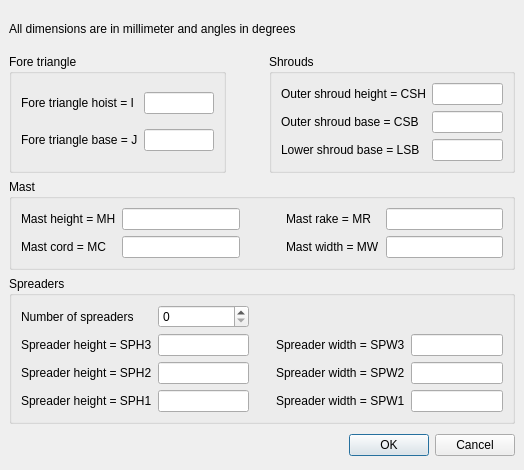
sailcut/sailcut, file src/formrigdefbase.ui: the form before one commit.
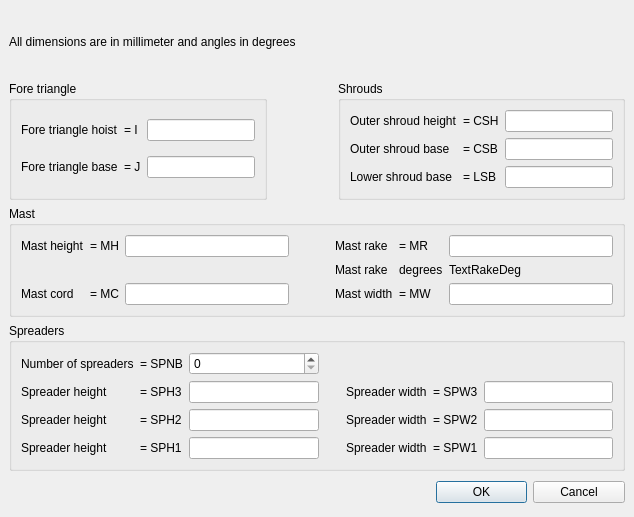
The form after the commit.

Commit message: finished form rig

What changed in the file:
```diff
--- a/src/formrigdefbase.ui
+++ b/src/formrigdefbase.ui
@@ -5,8 +5,8 @@
    <rect>
     <x>0</x>
     <y>0</y>
-    <width>524</width>
-    <height>470</height>
+    <width>634</width>
+    <height>517</height>
    </rect>
   </property>
   <property name="windowTitle" >
@@ -19,7 +19,393 @@
    <property name="spacing" >
     <number>6</number>
    </property>
-   <item row="3" column="0" colspan="3" >
+   <item row="4" column="0" colspan="3" >
+    <spacer>
+     <property name="orientation" >
+      <enum>Qt::Horizontal</enum>
+     </property>
+     <property name="sizeHint" >
+      <size>
+       <width>131</width>
+       <height>31</height>
+      </size>
+     </property>
+    </spacer>
+   </item>
+   <item row="4" column="3" >
+    <widget class="QPushButton" name="okButton" >
+     <property name="text" >
+      <string>OK</string>
+     </property>
+    </widget>
+   </item>
+   <item row="4" column="4" >
+    <widget class="QPushButton" name="cancelButton" >
+     <property name="text" >
+      <string>Cancel</string>
+     </property>
+    </widget>
+   </item>
+   <item row="0" column="0" colspan="5" >
+    <widget class="QLabel" name="label" >
+     <property name="sizePolicy" >
+      <sizepolicy>
+       <hsizetype>5</hsizetype>
+       <vsizetype>5</vsizetype>
+       <horstretch>0</horstretch>
+       <verstretch>0</verstretch>
+      </sizepolicy>
+     </property>
+     <property name="minimumSize" >
+      <size>
+       <width>200</width>
+       <height>40</height>
+      </size>
+     </property>
+     <property name="text" >
+      <string>All dimensions are in millimeter and angles in degrees</string>
+     </property>
+    </widget>
+   </item>
+   <item row="1" column="0" >
+    <widget class="QGroupBox" name="groupBox" >
+     <property name="title" >
+      <string>Fore triangle</string>
+     </property>
+     <layout class="QGridLayout" >
+      <property name="margin" >
+       <number>9</number>
+      </property>
+      <property name="spacing" >
+       <number>6</number>
+      </property>
+      <item row="1" column="0" >
+       <widget class="QLabel" name="label_1_2" >
+        <property name="text" >
+         <string>Fore triangle base</string>
+        </property>
+       </widget>
+      </item>
+      <item row="0" column="0" >
+       <widget class="QLabel" name="label_1_1" >
+        <property name="text" >
+         <string>Fore triangle hoist</string>
+        </property>
+       </widget>
+      </item>
+      <item row="1" column="1" >
+       <widget class="QLabel" name="lbl_1_2" >
+        <property name="text" >
+         <string>= J</string>
+        </property>
+       </widget>
+      </item>
+      <item row="0" column="1" >
+       <widget class="QLabel" name="lbl_1_1" >
+        <property name="text" >
+         <string>= I</string>
+        </property>
+       </widget>
+      </item>
+      <item row="1" column="2" >
+       <widget class="QLineEdit" name="lEdit_J" >
+        <property name="sizePolicy" >
+         <sizepolicy>
+          <hsizetype>1</hsizetype>
+          <vsizetype>0</vsizetype>
+          <horstretch>0</horstretch>
+          <verstretch>0</verstretch>
+         </sizepolicy>
+        </property>
+        <property name="minimumSize" >
+         <size>
+          <width>70</width>
+          <height>0</height>
+         </size>
+        </property>
+       </widget>
+      </item>
+      <item row="0" column="2" >
+       <widget class="QLineEdit" name="lEdit_I" >
+        <property name="sizePolicy" >
+         <sizepolicy>
+          <hsizetype>1</hsizetype>
+          <vsizetype>0</vsizetype>
+          <horstretch>0</horstretch>
+          <verstretch>0</verstretch>
+         </sizepolicy>
+        </property>
+        <property name="minimumSize" >
+         <size>
+          <width>70</width>
+          <height>0</height>
+         </size>
+        </property>
+       </widget>
+      </item>
+     </layout>
+    </widget>
+   </item>
+   <item row="1" column="2" colspan="3" >
+    <widget class="QGroupBox" name="groupBox_3" >
+     <property name="title" >
+      <string>Shrouds</string>
+     </property>
+     <layout class="QGridLayout" >
+      <property name="margin" >
+       <number>9</number>
+      </property>
+      <property name="spacing" >
+       <number>6</number>
+      </property>
+      <item row="1" column="2" >
+       <widget class="QLineEdit" name="lEdit_CSB" >
+        <property name="minimumSize" >
+         <size>
+          <width>70</width>
+          <height>0</height>
+         </size>
+        </property>
+       </widget>
+      </item>
+      <item row="0" column="2" >
+       <widget class="QLineEdit" name="lEdit_CSH" >
+        <property name="sizePolicy" >
+         <sizepolicy>
+          <hsizetype>3</hsizetype>
+          <vsizetype>0</vsizetype>
+          <horstretch>0</horstretch>
+          <verstretch>0</verstretch>
+         </sizepolicy>
+        </property>
+        <property name="minimumSize" >
+         <size>
+          <width>70</width>
+          <height>0</height>
+         </size>
+        </property>
+       </widget>
+      </item>
+      <item row="2" column="2" >
+       <widget class="QLineEdit" name="lEdit_LSB" >
+        <property name="minimumSize" >
+         <size>
+          <width>70</width>
+          <height>0</height>
+         </size>
+        </property>
+       </widget>
+      </item>
+      <item row="0" column="0" >
+       <widget class="QLabel" name="label_3_1" >
+        <property name="text" >
+         <string>Outer shroud height</string>
+        </property>
+       </widget>
+      </item>
+      <item row="0" column="1" >
+       <widget class="QLabel" name="lbl_3_1" >
+        <property name="text" >
+         <string>= CSH</string>
+        </property>
+       </widget>
+      </item>
+      <item row="1" column="1" >
+       <widget class="QLabel" name="lbl_3_2" >
+        <property name="text" >
+         <string>= CSB</string>
+        </property>
+       </widget>
+      </item>
+      <item row="1" column="0" >
+       <widget class="QLabel" name="label_3_2" >
+        <property name="text" >
+         <string>Outer shroud base</string>
+        </property>
+       </widget>
+      </item>
+      <item row="2" column="1" >
+       <widget class="QLabel" name="lbl_3_3" >
+        <property name="text" >
+         <string>= LSB</string>
+        </property>
+       </widget>
+      </item>
+      <item row="2" column="0" >
+       <widget class="QLabel" name="label_3_3" >
+        <property name="text" >
+         <string>Lower shroud base</string>
+        </property>
+       </widget>
+      </item>
+     </layout>
+    </widget>
+   </item>
+   <item row="2" column="0" colspan="5" >
+    <widget class="QGroupBox" name="groupBox_2" >
+     <property name="title" >
+      <string>Mast</string>
+     </property>
+     <layout class="QGridLayout" >
+      <property name="margin" >
+       <number>9</number>
+      </property>
+      <property name="spacing" >
+       <number>6</number>
+      </property>
+      <item row="2" column="4" >
+       <widget class="QLabel" name="label_2_4" >
+        <property name="text" >
+         <string>Mast width</string>
+        </property>
+       </widget>
+      </item>
+      <item row="2" column="5" >
+       <widget class="QLabel" name="lbl_2_4" >
+        <property name="text" >
+         <string>= MW</string>
+        </property>
+       </widget>
+      </item>
+      <item row="2" column="6" >
+       <widget class="QLineEdit" name="lEdit_MW" >
+        <property name="minimumSize" >
+         <size>
+          <width>70</width>
+          <height>0</height>
+         </size>
+        </property>
+       </widget>
+      </item>
+      <item row="1" column="4" >
+       <widget class="QLabel" name="lbl_2_5" >
+        <property name="text" >
+         <string>Mast rake</string>
+        </property>
+       </widget>
+      </item>
+      <item row="1" column="5" >
+       <widget class="QLabel" name="lbl_2_6" >
+        <property name="text" >
+         <string>degrees</string>
+        </property>
+       </widget>
+      </item>
+      <item row="1" column="6" >
+       <widget class="QLabel" name="lblTxt_MRD" >
+        <property name="text" >
+         <string>TextRakeDeg</string>
+        </property>
+       </widget>
+      </item>
+      <item row="0" column="3" >
+       <spacer>
+        <property name="orientation" >
+         <enum>Qt::Horizontal</enum>
+        </property>
+        <property name="sizeType" >
+         <enum>QSizePolicy::Minimum</enum>
+        </property>
+        <property name="sizeHint" >
+         <size>
+          <width>40</width>
+          <height>20</height>
+         </size>
+        </property>
+       </spacer>
+      </item>
+      <item row="0" column="4" >
+       <widget class="QLabel" name="label_2_2" >
+        <property name="text" >
+         <string>Mast rake</string>
+        </property>
+       </widget>
+      </item>
+      <item row="0" column="5" >
+       <widget class="QLabel" name="lbl_2_2" >
+        <property name="text" >
+         <string>= MR</string>
+        </property>
+       </widget>
+      </item>
+      <item row="0" column="6" >
+       <widget class="QLineEdit" name="lEdit_MRM" >
+        <property name="sizePolicy" >
+         <sizepolicy>
+          <hsizetype>3</hsizetype>
+          <vsizetype>0</vsizetype>
+          <horstretch>0</horstretch>
+          <verstretch>0</verstretch>
+         </sizepolicy>
+        </property>
+        <property name="minimumSize" >
+         <size>
+          <width>70</width>
+          <height>0</height>
+         </size>
+        </property>
+       </widget>
+      </item>
+      <item row="0" column="0" >
+       <widget class="QLabel" name="label_2_1" >
+        <property name="text" >
+         <string>Mast height</string>
+        </property>
+       </widget>
+      </item>
+      <item row="0" column="1" >
+       <widget class="QLabel" name="lbl_2_1" >
+        <property name="text" >
+         <string>= MH</string>
+        </property>
+       </widget>
+      </item>
+      <item row="2" column="1" >
+       <widget class="QLabel" name="lbl_2_3" >
+        <property name="text" >
+         <string>= MC</string>
+        </property>
+       </widget>
+      </item>
+      <item row="2" column="0" >
+       <widget class="QLabel" name="label_2_3" >
+        <property name="text" >
+         <string>Mast cord</string>
+        </property>
+       </widget>
+      </item>
+      <item row="0" column="2" >
+       <widget class="QLineEdit" name="lEdit_MH" >
+        <property name="sizePolicy" >
+         <sizepolicy>
+          <hsizetype>3</hsizetype>
+          <vsizetype>0</vsizetype>
+          <horstretch>0</horstretch>
+          <verstretch>0</verstretch>
+         </sizepolicy>
+        </property>
+        <property name="minimumSize" >
+         <size>
+          <width>70</width>
+          <height>0</height>
+         </size>
+        </property>
+       </widget>
+      </item>
+      <item row="2" column="2" >
+       <widget class="QLineEdit" name="lEdit_MC" >
+        <property name="minimumSize" >
+         <size>
+          <width>70</width>
+          <height>0</height>
+         </size>
+        </property>
+       </widget>
+      </item>
+     </layout>
+    </widget>
+   </item>
+   <item row="3" column="0" colspan="5" >
     <widget class="QGroupBox" name="groupBox_4" >
      <property name="title" >
       <string>Spreaders</string>
@@ -31,7 +417,28 @@
       <property name="spacing" >
        <number>6</number>
       </property>
-      <item row="1" column="2" >
+      <item row="2" column="5" >
+       <widget class="QLabel" name="lbl_4_5" >
+        <property name="text" >
+         <string>= SPW2</string>
+        </property>
+       </widget>
+      </item>
+      <item row="3" column="5" >
+       <widget class="QLabel" name="lbl_4_4" >
+        <property name="text" >
+         <string>= SPW1</string>
+        </property>
+       </widget>
+      </item>
+      <item row="1" column="5" >
+       <widget class="QLabel" name="lbl_4_6" >
+        <property name="text" >
+         <string>= SPW3</string>
+        </property>
+       </widget>
+      </item>
+      <item row="1" column="3" >
        <spacer>
         <property name="orientation" >
          <enum>Qt::Horizontal</enum>
@@ -47,272 +454,125 @@
         </property>
        </spacer>
       </item>
-      <item row="3" column="1" >
-       <widget class="QLineEdit" name="lineEdit_8" />
-      </item>
-      <item row="2" column="1" >
-       <widget class="QLineEdit" name="lineEdit_7" />
-      </item>
-      <item row="1" column="1" >
-       <widget class="QLineEdit" name="lineEdit_4" />
-      </item>
-      <item row="0" column="1" >
-       <widget class="QSpinBox" name="spinBox" >
+      <item row="0" column="2" >
+       <widget class="QSpinBox" name="spinBox_SPNB" >
+        <property name="minimumSize" >
+         <size>
+          <width>50</width>
+          <height>0</height>
+         </size>
+        </property>
         <property name="maximum" >
          <number>3</number>
         </property>
        </widget>
       </item>
-      <item row="3" column="3" >
-       <widget class="QLabel" name="label_4_6" >
+      <item row="1" column="6" >
+       <widget class="QLineEdit" name="lEdit_SPW3" >
+        <property name="minimumSize" >
+         <size>
+          <width>70</width>
+          <height>0</height>
+         </size>
+        </property>
+       </widget>
+      </item>
+      <item row="2" column="6" >
+       <widget class="QLineEdit" name="lEdit_SPW2" />
+      </item>
+      <item row="3" column="6" >
+       <widget class="QLineEdit" name="lEdit_SPW1" />
+      </item>
+      <item row="2" column="1" >
+       <widget class="QLabel" name="lbl_4_2" >
         <property name="text" >
-         <string>Spreader width = SPW1</string>
+         <string>= SPH2</string>
         </property>
        </widget>
       </item>
-      <item row="3" column="0" >
+      <item row="3" column="1" >
+       <widget class="QLabel" name="lbl_4_1" >
+        <property name="text" >
+         <string>= SPH1</string>
+        </property>
+       </widget>
+      </item>
+      <item row="3" column="2" >
+       <widget class="QLineEdit" name="lEdit_SPH1" />
+      </item>
+      <item row="2" column="2" >
+       <widget class="QLineEdit" name="lEdit_SPH2" />
+      </item>
+      <item row="1" column="2" >
+       <widget class="QLineEdit" name="lEdit_SPH3" >
+        <property name="minimumSize" >
+         <size>
+          <width>70</width>
+          <height>0</height>
+         </size>
+        </property>
+       </widget>
+      </item>
+      <item row="1" column="0" >
        <widget class="QLabel" name="label_4_3" >
         <property name="text" >
-         <string>Spreader height = SPH1</string>
-        </property>
-       </widget>
-      </item>
-      <item row="2" column="3" >
-       <widget class="QLabel" name="label_4_5" >
-        <property name="text" >
-         <string>Spreader width = SPW2</string>
+         <string>Spreader height</string>
         </property>
        </widget>
       </item>
       <item row="2" column="0" >
        <widget class="QLabel" name="label_4_2" >
         <property name="text" >
-         <string>Spreader height = SPH2</string>
+         <string>Spreader height</string>
         </property>
        </widget>
       </item>
-      <item row="0" column="0" >
-       <widget class="QLabel" name="label_4_0" >
-        <property name="text" >
-         <string>Number of spreaders</string>
-        </property>
-       </widget>
-      </item>
-      <item row="1" column="0" >
+      <item row="3" column="0" >
        <widget class="QLabel" name="label_4_1" >
         <property name="text" >
-         <string>Spreader height = SPH3</string>
+         <string>Spreader height</string>
         </property>
        </widget>
       </item>
       <item row="1" column="4" >
-       <widget class="QLineEdit" name="lineEdit_9" />
+       <widget class="QLabel" name="label_4_6" >
+        <property name="text" >
+         <string>Spreader width</string>
+        </property>
+       </widget>
+      </item>
+      <item row="2" column="4" >
+       <widget class="QLabel" name="label_4_5" >
+        <property name="text" >
+         <string>Spreader width</string>
+        </property>
+       </widget>
       </item>
       <item row="3" column="4" >
-       <widget class="QLineEdit" name="lineEdit_11" />
-      </item>
-      <item row="1" column="3" >
        <widget class="QLabel" name="label_4_4" >
         <property name="text" >
-         <string>Spreader width = SPW3</string>
+         <string>Spreader width</string>
         </property>
        </widget>
       </item>
-      <item row="2" column="4" >
-       <widget class="QLineEdit" name="lineEdit_10" />
-      </item>
-     </layout>
-    </widget>
-   </item>
-   <item row="2" column="0" colspan="3" >
-    <widget class="QGroupBox" name="groupBox_2" >
-     <property name="title" >
-      <string>Mast</string>
-     </property>
-     <layout class="QGridLayout" >
-      <property name="margin" >
-       <number>9</number>
-      </property>
-      <property name="spacing" >
-       <number>6</number>
-      </property>
-      <item row="0" column="4" >
-       <widget class="QLineEdit" name="lineEdit_2_2" />
-      </item>
-      <item row="0" column="2" >
-       <spacer>
-        <property name="orientation" >
-         <enum>Qt::Horizontal</enum>
-        </property>
-        <property name="sizeType" >
-         <enum>QSizePolicy::Minimum</enum>
-        </property>
-        <property name="sizeHint" >
-         <size>
-          <width>40</width>
-          <height>20</height>
-         </size>
-        </property>
-       </spacer>
-      </item>
-      <item row="1" column="1" >
-       <widget class="QLineEdit" name="lineEdit_2_3" />
-      </item>
-      <item row="0" column="1" >
-       <widget class="QLineEdit" name="lineEdit_2_1" />
-      </item>
       <item row="0" column="0" >
-       <widget class="QLabel" name="label_2_1" >
+       <widget class="QLabel" name="label_4_0" >
         <property name="text" >
-         <string>Mast height = MH</string>
+         <string>Number of spreaders</string>
         </property>
        </widget>
       </item>
-      <item row="1" column="4" >
-       <widget class="QLineEdit" name="lineEdit_2_4" />
-      </item>
-      <item row="0" column="3" >
-       <widget class="QLabel" name="label_2_2" >
+      <item row="1" column="1" >
+       <widget class="QLabel" name="lbl_4_3" >
         <property name="text" >
-         <string>Mast rake = MR</string>
+         <string>= SPH3</string>
         </property>
        </widget>
       </item>
-      <item row="1" column="3" >
-       <widget class="QLabel" name="label_2_4" >
-        <property name="text" >
-         <string>Mast width = MW</string>
-        </property>
-       </widget>
-      </item>
-      <item row="1" column="0" >
-       <widget class="QLabel" name="label_2_3" >
-        <property name="text" >
-         <string>Mast cord = MC</string>
-        </property>
-       </widget>
-      </item>
-     </layout>
-    </widget>
-   </item>
-   <item row="1" column="2" >
-    <widget class="QGroupBox" name="groupBox_3" >
-     <property name="title" >
-      <string>Shrouds</string>
-     </property>
-     <layout class="QGridLayout" >
-      <property name="margin" >
-       <number>9</number>
-      </property>
-      <property name="spacing" >
-       <number>6</number>
-      </property>
-      <item row="0" column="0" >
-       <widget class="QLabel" name="label_3_1" >
-        <property name="text" >
-         <string>Outer shroud height = CSH</string>
-        </property>
-       </widget>
-      </item>
-      <item row="1" column="0" >
-       <widget class="QLabel" name="label_3_2" >
-        <property name="text" >
-         <string>Outer shroud base = CSB</string>
-        </property>
-       </widget>
-      </item>
-      <item row="2" column="0" >
-       <widget class="QLabel" name="label_3_3" >
-        <property name="text" >
-         <string>Lower shroud base = LSB</string>
-        </property>
-       </widget>
-      </item>
       <item row="0" column="1" >
-       <widget class="QLineEdit" name="lineEdit_3" />
-      </item>
-      <item row="1" column="1" >
-       <widget class="QLineEdit" name="lineEdit_5" />
-      </item>
-      <item row="2" column="1" >
-       <widget class="QLineEdit" name="lineEdit_6" />
-      </item>
-     </layout>
-    </widget>
-   </item>
-   <item row="0" column="0" colspan="3" >
-    <widget class="QLabel" name="label" >
-     <property name="text" >
-      <string>All dimensions are in millimeter and angles in degrees</string>
-     </property>
-    </widget>
-   </item>
-   <item row="4" column="0" colspan="3" >
-    <layout class="QHBoxLayout" >
-     <property name="margin" >
-      <number>0</number>
-     </property>
-     <property name="spacing" >
-      <number>6</number>
-     </property>
-     <item>
-      <spacer>
-       <property name="orientation" >
-        <enum>Qt::Horizontal</enum>
-       </property>
-       <property name="sizeHint" >
-        <size>
-         <width>131</width>
-         <height>31</height>
-        </size>
-       </property>
-      </spacer>
-     </item>
-     <item>
-      <widget class="QPushButton" name="okButton" >
-       <property name="text" >
-        <string>OK</string>
-       </property>
-      </widget>
-     </item>
-     <item>
-      <widget class="QPushButton" name="cancelButton" >
-       <property name="text" >
-        <string>Cancel</string>
-       </property>
-      </widget>
-     </item>
-    </layout>
-   </item>
-   <item row="1" column="0" >
-    <widget class="QGroupBox" name="groupBox" >
-     <property name="title" >
-      <string>Fore triangle</string>
-     </property>
-     <layout class="QGridLayout" >
-      <property name="margin" >
-       <number>9</number>
-      </property>
-      <property name="spacing" >
-       <number>6</number>
-      </property>
-      <item row="1" column="1" >
-       <widget class="QLineEdit" name="lineEdit_1_2" />
-      </item>
-      <item row="0" column="1" >
-       <widget class="QLineEdit" name="lineEdit_1_1" />
-      </item>
-      <item row="0" column="0" >
-       <widget class="QLabel" name="label_1_1" >
+       <widget class="QLabel" name="lbl_4_0" >
         <property name="text" >
-         <string>Fore triangle hoist = I</string>
-        </property>
-       </widget>
-      </item>
-      <item row="1" column="0" >
-       <widget class="QLabel" name="label_1_2" >
-        <property name="text" >
-         <string>Fore triangle base = J</string>
+         <string>= SPNB</string>
         </property>
        </widget>
       </item>
@@ -329,7 +589,7 @@
      </property>
      <property name="sizeHint" >
       <size>
-       <width>31</width>
+       <width>21</width>
        <height>20</height>
       </size>
      </property>
```
